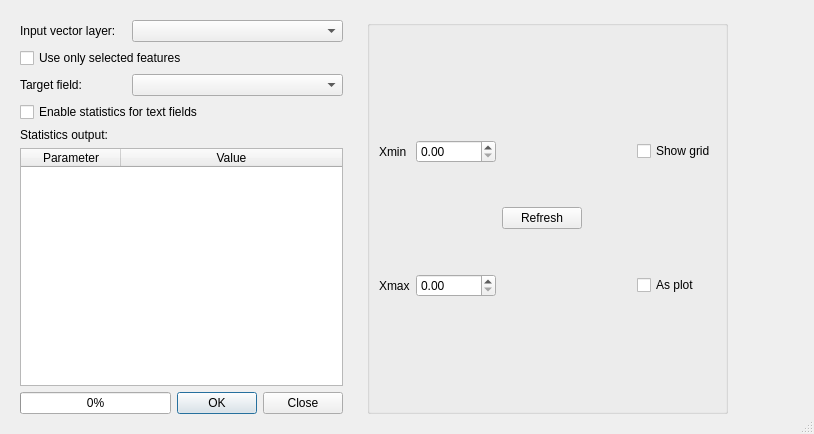
First picture: the form in statistdialogbase.ui, repository ePublicHealth/statist, before the edit.
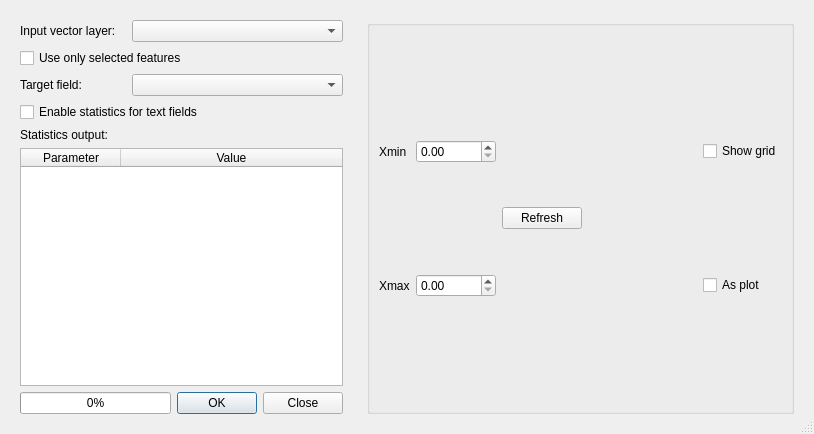
Second picture: the form after the edit.

The edit to the form file:
```diff
--- a/statistdialogbase.ui
+++ b/statistdialogbase.ui
@@ -152,12 +152,6 @@
           <verstretch>0</verstretch>
          </sizepolicy>
         </property>
-        <property name="maximumSize">
-         <size>
-          <width>361</width>
-          <height>16777215</height>
-         </size>
-        </property>
         <property name="title">
          <string/>
         </property>
```
Left out of the diff: 15 changed lines with no effect on the pictures.
